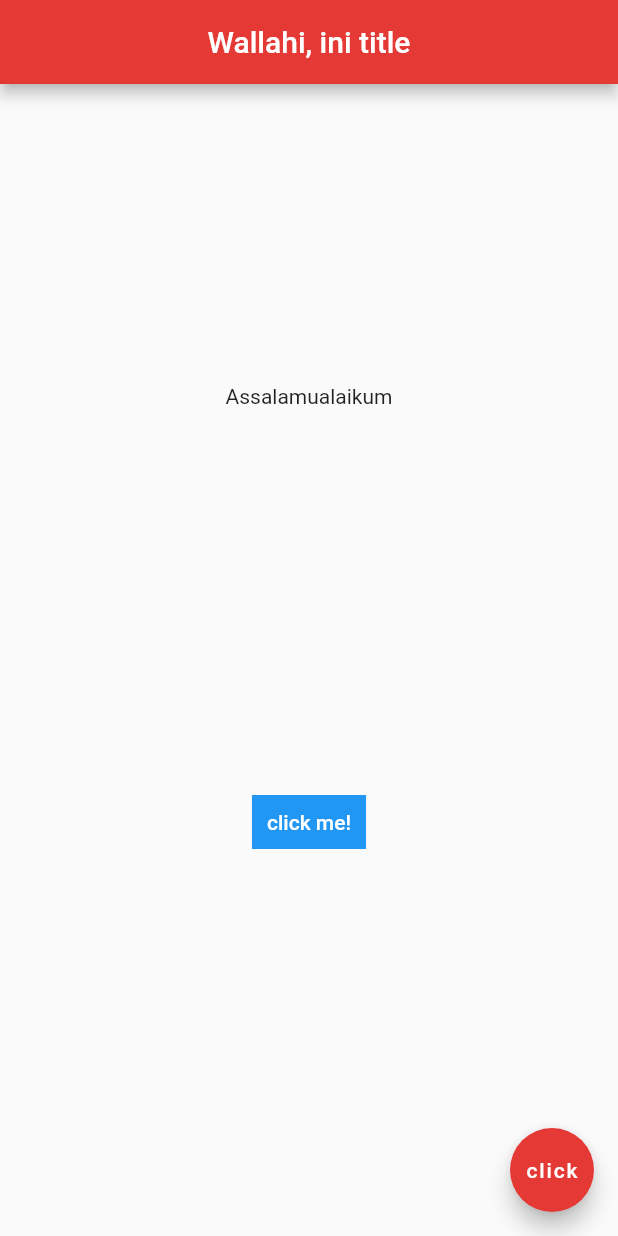
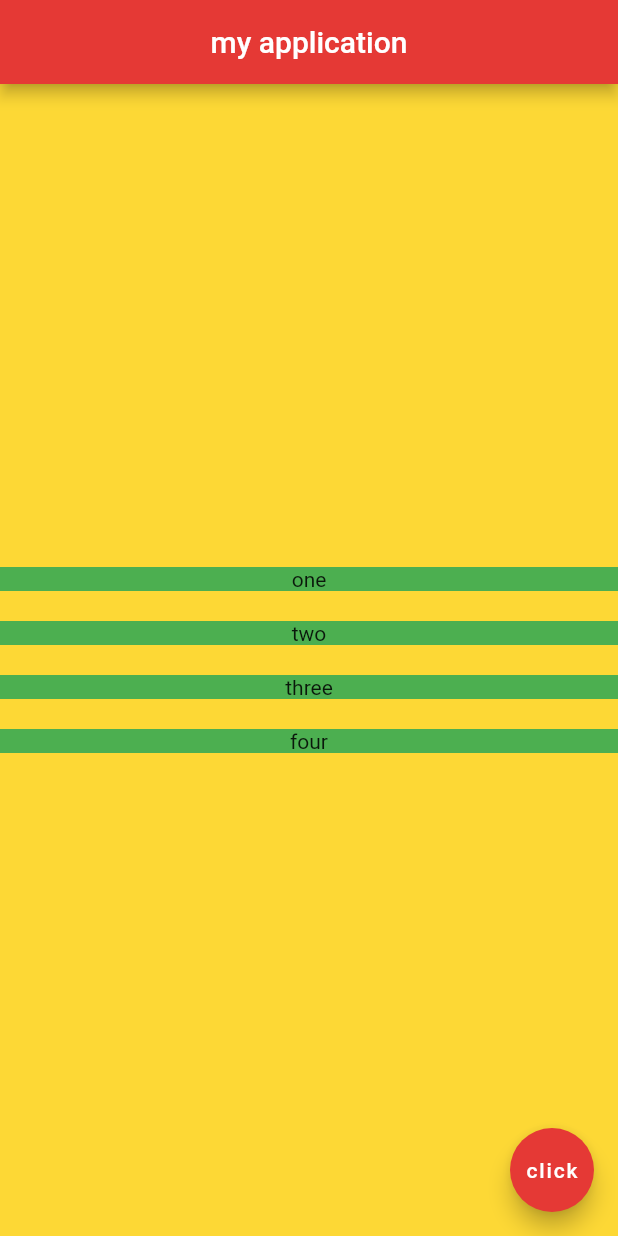
Before and after one commit to luquilo/flutter_102, a Flutter app: the screen it shows after launch, on a phone screen of 412 x 824 dp. Run offline on Flutter 3.47's test engine with Material 2 defaults, Android fonts, the phone set to English and light mode, and no system bars.

Commit message:
belajar padding dan margin

```diff
--- a/lib/main.dart
+++ b/lib/main.dart
@@ -15,34 +15,52 @@ class Home extends StatelessWidget {
   Widget build(BuildContext context) {
     return Scaffold(
         appBar: AppBar(
-          title: Text('Wallahi, ini title'),
+          title: Text('my application'),
           centerTitle: true,
           backgroundColor: Colors.red[600],
         ),
-        body: Center(
+        body: Container(
+          width: double.infinity,
+          color: Colors.yellow[600],
           child: Column(
-            mainAxisAlignment: MainAxisAlignment.spaceEvenly,
-            crossAxisAlignment: CrossAxisAlignment.center,
-            children: <Widget>[
-              Text('Assalamualaikum'),
-              Container(
-                padding: EdgeInsets.all(20),
-                margin: EdgeInsets.all(20),
-                child: TextButton(
-                    onPressed: () {},
-                    child: Container(
-                        color: Colors.blue,
-                        margin: EdgeInsets.all(10),
-                        padding: EdgeInsets.all(10),
-                        child: Text(
-                          'click me!',
-                          style: TextStyle(
-                            color: Colors.white,
-                          ),
-                        ))),
-              )
-            ],
-          ),
+              mainAxisAlignment: MainAxisAlignment.center,
+              crossAxisAlignment: CrossAxisAlignment.center,
+              children: <Widget>[
+                Container(
+                  color: Colors.green,
+                  margin: EdgeInsets.only(
+                    top: 10,
+                    bottom: 10,
+                  ),
+                  child: Center(
+                    child: Text('one'),
+                  ),
+                ),
+                Container(
+                  margin: EdgeInsets.only(
+                    top: 10,
+                    bottom: 10,
+                  ),
+                  color: Colors.green,
+                  child: Center(child: Text('two')),
+                ),
+                Container(
+                  margin: EdgeInsets.only(
+                    top: 10,
+                    bottom: 10,
+                  ),
+                  color: Colors.green,
+                  child: Center(child: Text('three')),
+                ),
+                Container(
+                  margin: EdgeInsets.only(
+                    top: 10,
+                    bottom: 10,
+                  ),
+                  color: Colors.green,
+                  child: Center(child: Text('four')),
+                ),
+              ]),
         ),
         floatingActionButton: FloatingActionButton(
           onPressed: () {},
```
